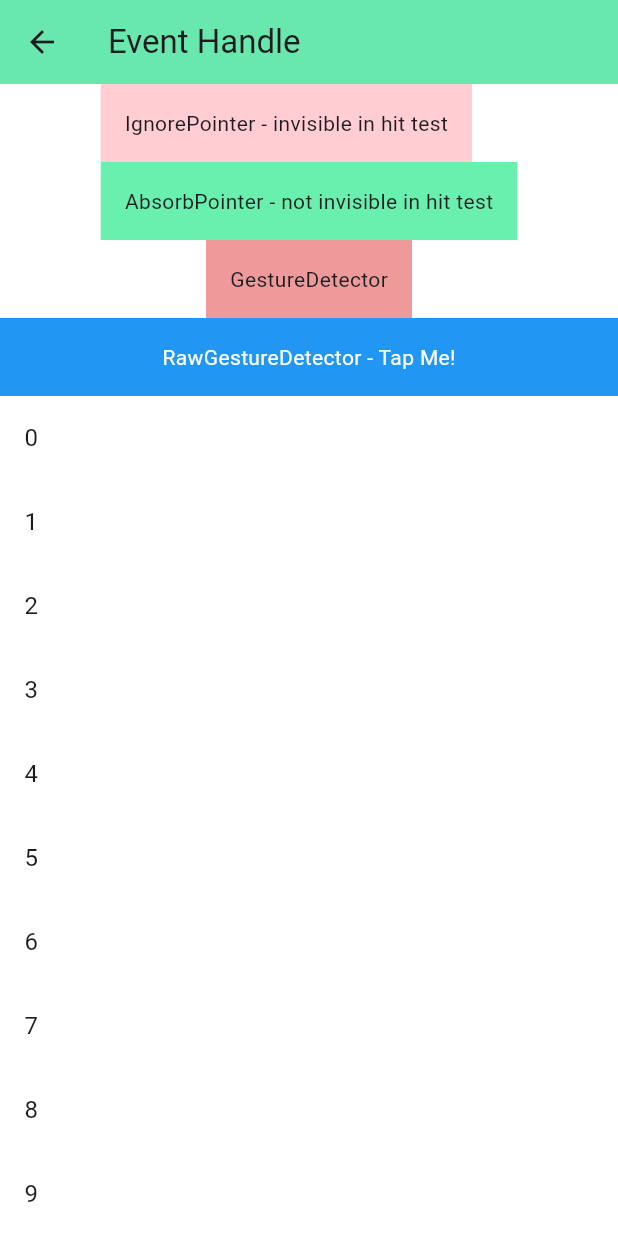
After one commit to zhangdekai/flutter_demo, a Flutter app: the EventHandleTestPage screen opened by its route, after a tap on "GestureDetector", on a phone screen of 412 x 824 dp. The commit adds this screen. Run offline on Flutter 3.47's test engine with Material 3 defaults, Android fonts, the phone set to English and light mode, and no system bars; our stand-ins replace dio, event_bus, get, sign_in_with_apple, signature, sqflite; accounts and stored records are empty; network calls fail.

Commit message:
add base_view, event_handle

```diff
--- /dev/null
+++ b/lib/base/base_view.dart
@@ -0,0 +1,31 @@
+import 'package:flutter/material.dart';
+import 'package:weiChatDemo/common/const.dart';
+
+abstract class BaseView extends StatelessWidget {
+  String title = '';
+  bool willPop = true;
+
+  BaseView({super.key});
+
+  Widget buildPage(BuildContext context);
+
+  void onWillPop(BuildContext context) {}
+
+  @override
+  Widget build(BuildContext context) {
+    return WillPopScope(
+      onWillPop: () async {
+        onWillPop(context);
+        return willPop;
+      },
+      child: Scaffold(
+        appBar: AppBar(
+          title: Text(title),
+          backgroundColor: weChatThemeColor,
+          elevation: 1,
+        ),
+        body: buildPage(context),
+      ),
+    );
+  }
+}
--- a/lib/const_value/route_name.dart
+++ b/lib/const_value/route_name.dart
@@ -2,4 +2,6 @@ class RouteName{
 
   static String homepage = '/homePage';
   static String pageRouteTest3 = '/pageRouteTest3';
+  static String pageEventTest = '/pageEventTest';
+
 }
--- /dev/null
+++ b/lib/event/event_handle_test/controller.dart
@@ -0,0 +1,10 @@
+import 'package:get/get.dart';
+
+class EventHandleTestController extends GetxController {
+
+  @override
+  void onClose() {
+    super.onClose();
+    print('EventHandleTestController onClose');
+  }
+}
--- /dev/null
+++ b/lib/event/event_handle_test/view.dart
@@ -0,0 +1,165 @@
+import 'package:flutter/gestures.dart';
+import 'package:flutter/material.dart';
+import 'package:get/get.dart';
+import 'package:weiChatDemo/base/base_view.dart';
+
+import 'controller.dart';
+
+class EventHandleTestPage extends BaseView {
+  EventHandleTestPage({Key? key}) : super(key: key);
+
+  @override
+  String get title => 'Event Handle';
+
+  final controller = Get.put(EventHandleTestController());
+
+  @override
+  Widget buildPage(BuildContext context) {
+    return Column(
+      children: [
+        _buildListener(),
+        _buildGestureDetector(),
+        MyRawGestureDetector(),
+        _buildNotificationListener()
+      ],
+    );
+  }
+
+  /// A widget that listens for [Notification]s bubbling up the tree.
+  NotificationListener<Notification> _buildNotificationListener() {
+    return NotificationListener(
+        onNotification: (notification) {
+          print(
+              'notification.runtimeType == ${notification.runtimeType}  hashCode == ${notification.hashCode}');
+          switch (notification.runtimeType) {
+            case ScrollStartNotification:
+              print("开始滚动");
+              break;
+            case ScrollUpdateNotification:
+              print("正在滚动");
+              break;
+            case ScrollEndNotification:
+              print("滚动停止");
+              break;
+            case OverscrollNotification:
+              print("滚动到边界");
+              break;
+          }
+
+          /// ScrollNotification, LayoutChangedNotification, KeepAliveNotification
+          return false;// continue the notification bubbling
+          return true;// cancel the notification bubbling
+        },
+        child: Expanded(
+          child: ListView.builder(
+              itemCount: 20,
+              itemBuilder: (context, index) {
+                return ListTile(
+                  title: Text("$index"),
+                );
+              }),
+        ),
+      );
+  }
+
+  /// A widget that detects gestures.
+  GestureDetector _buildGestureDetector() {
+    return GestureDetector(
+      onTap: () {},
+      onLongPress: () {},
+      // 滑动
+      onPanDown: (DragDownDetails details) {},
+      // 缩放
+      onScaleUpdate: (ScaleUpdateDetails details) {},
+      onVerticalDragUpdate: (DragUpdateDetails details) {},
+      child: Container(
+        padding: EdgeInsets.all(16),
+        color: Colors.red[200],
+        child: Text('GestureDetector'),
+      ),
+    );
+  }
+
+  //A widget that calls callbacks in response to common pointer events
+  Listener _buildListener() {
+    return Listener(
+      onPointerDown: (PointerDownEvent event) {
+        print('event.position ${event.position}');
+      },
+      onPointerUp: (PointerUpEvent event) {
+        print('event.localPosition ${event.localPosition}');
+      },
+      child: Column(
+        crossAxisAlignment: CrossAxisAlignment.start,
+        children: [
+          IgnorePointer(
+            child: Container(
+              padding: EdgeInsets.all(16),
+              color: Colors.red[100],
+              child: Text('IgnorePointer - invisible in hit test'),
+            ),
+          ),
+          AbsorbPointer(
+            child: Container(
+              padding: EdgeInsets.all(16),
+              color: Colors.greenAccent,
+              child: Text('AbsorbPointer - not invisible in hit test'),
+            ),
+          )
+        ],
+      ),
+    );
+  }
+}
+
+/// RawGestureDetector 提供了更底层、直接的手势事件处理能力,可以定制化的手势事件。
+/// 它允许你监听原始指针事件，包括按下、移动、抬起等，而无需考虑特定的语义手势.
+class MyRawGestureDetector extends StatelessWidget {
+  @override
+  Widget build(BuildContext context) {
+    return RawGestureDetector(
+      gestures: {
+        MyTapGestureRecognizer:
+            GestureRecognizerFactoryWithHandlers<MyTapGestureRecognizer>(
+          () => MyTapGestureRecognizer(),
+          (MyTapGestureRecognizer instance) {
+            instance.onTap = () {
+              print('Raw Tap Detected!');
+            };
+          },
+        ),
+      },
+      child: Container(
+        padding: EdgeInsets.all(16),
+        color: Colors.blue,
+        child: Center(
+          child: Text(
+            'RawGestureDetector - Tap Me!',
+            style: TextStyle(color: Colors.white),
+          ),
+        ),
+      ),
+    );
+  }
+}
+
+class MyTapGestureRecognizer extends OneSequenceGestureRecognizer {
+  Function()? onTap;
+
+  @override
+  void addPointer(PointerEvent event) {
+    // 当按下时触发 onTap 回调
+    if (event is PointerDownEvent) {
+      onTap?.call();
+    }
+  }
+
+  @override
+  String get debugDescription => 'override OneSequenceGestureRecognizer';
+
+  @override
+  void didStopTrackingLastPointer(int pointer) {}
+
+  @override
+  void handleEvent(PointerEvent event) {}
+}
--- a/lib/main.dart
+++ b/lib/main.dart
@@ -5,6 +5,7 @@ import 'package:weiChatDemo/const_value/route_name.dart';
 import 'package:weiChatDemo/generated/l10n.dart';
 import 'package:weiChatDemo/pages/root_page.dart';
 
+import 'event/event_handle_test/view.dart';
 import 'page_route(路由机制)/page_route_test.dart';
 
 void main() => runApp(MyApp());
@@ -44,6 +45,7 @@ class MyApp extends StatelessWidget with WidgetsBindingObserver {
       getPages: [
         GetPage(name: RouteName.homepage, page: () => RootPage()),
         GetPage(name: RouteName.pageRouteTest3, page: () => PageRouteTest3()),
+        GetPage(name: RouteName.pageEventTest, page: () => EventHandleTestPage()),
       ],
       navigatorObservers: [
         _MyNavigatorObserver(),
--- a/lib/pages/chat/chat_page.dart
+++ b/lib/pages/chat/chat_page.dart
@@ -9,6 +9,7 @@ import 'package:flutter/material.dart';
 import 'package:get/get.dart';
 import 'package:weiChatDemo/common/const.dart';
 import 'package:weiChatDemo/common/navigator_tool.dart';
+import 'package:weiChatDemo/const_value/route_name.dart';
 import 'package:weiChatDemo/pages/chat/search_bar.dart';
 import 'package:weiChatDemo/pages/chat/third_party_login_page.dart';
 import 'package:weiChatDemo/sliver/sliver_animated_list_test.dart';
@@ -61,7 +62,7 @@ class _ChatPageState extends State<ChatPage>
   }
 
   void _initData() {
-    final titles = ['三方登录', 'Sliver test', 'SliverAnimatedList case', '路由管理'];
+    final titles = ['三方登录', 'Sliver test', 'SliverAnimatedList case', '路由管理','Event Handle'];
     for (int i = 0; i < titles.length; i++) {
       Chat temp = Chat(i, titles[i], 'message$i', '');
       _data.add(temp);
@@ -154,6 +155,9 @@ class _ChatPageState extends State<ChatPage>
         Navigator.of(context)
             .push(CupertinoPageRoute(builder: (c) => PageRouteTest()));
         break;
+      case 4:
+        Get.toNamed(RouteName.pageEventTest);
+        break;
     }
   }
 
--- a/lib/widgets_test/widget_api_test.dart
+++ b/lib/widgets_test/widget_api_test.dart
@@ -3,6 +3,7 @@ import 'dart:math';
 
 import 'package:flutter/material.dart';
 import 'package:flutter/rendering.dart';
+import 'package:weiChatDemo/base/base_view.dart';
 
 /*
 以下包含：
@@ -14,6 +15,22 @@ import 'package:flutter/rendering.dart';
 
 
  */
+
+class WidgetsTest extends BaseView{
+
+  @override
+  String get title => 'super.title';
+
+
+  @override
+  Widget buildPage(BuildContext context) {
+    // TODO: implement buildPage
+    throw UnimplementedError();
+  }
+
+
+}
+
 
 class WidgetsApiTest extends StatefulWidget {
   @override
@@ -52,7 +69,6 @@ class _WidgetsApiTestState extends State<WidgetsApiTest> {
 
   @override
   void dispose() {
-    // TODO: implement dispose
     super.dispose();
     // 不加这行，_controller 报警告。
     _controller.close();
@@ -78,9 +94,7 @@ class _WidgetsApiTestState extends State<WidgetsApiTest> {
   Widget _gridViewTest() {
     return Stack(
       children: [
-        PuzzleView(
-          inputStream: _controller.stream,
-        ),
+        PuzzleView(inputStream: _controller.stream),
         Center(
           child: DefaultTextStyle(
             style: TextStyle(fontSize: 30, color: Colors.yellow),
@@ -255,7 +269,7 @@ class _WidgetsApiTestState extends State<WidgetsApiTest> {
     );
 
     return Center(
-      child: widget,
+      child: widget
     );
   }
 
@@ -282,7 +296,7 @@ class _WidgetsApiTestState extends State<WidgetsApiTest> {
         Flexible(
             flex: 2,
             child: Container(
-              color: Colors.green,
+              color: Colors.green
             )),
         Flexible(
             flex: 3,
```
Also changed, not shown: 1 other file.
